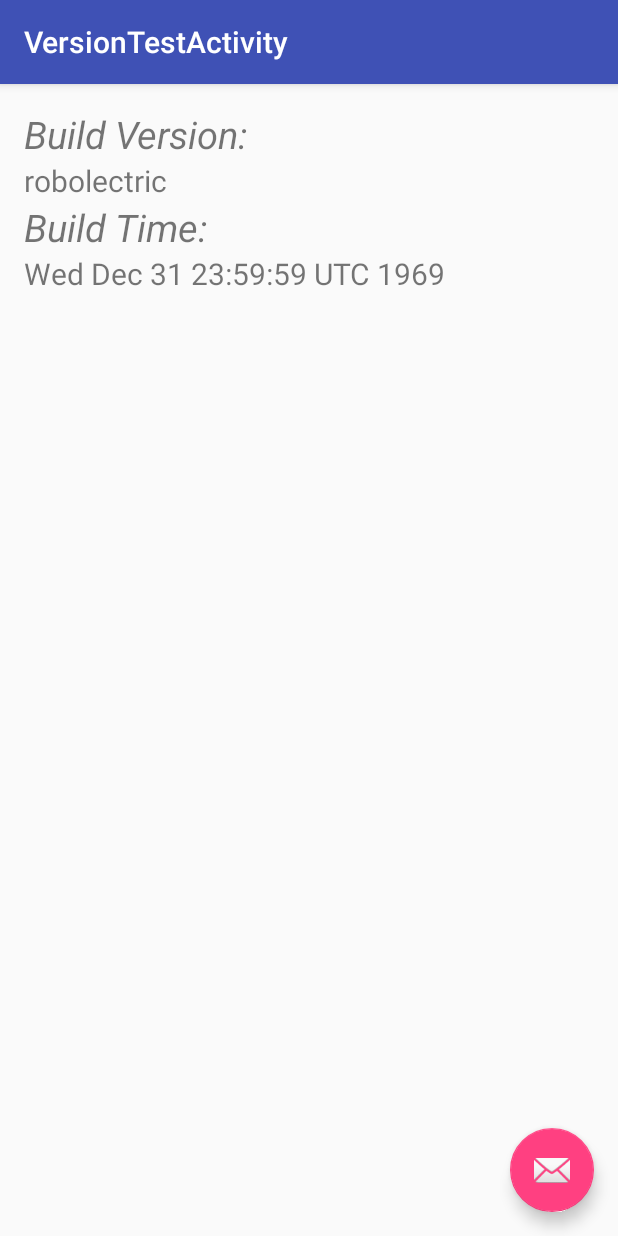
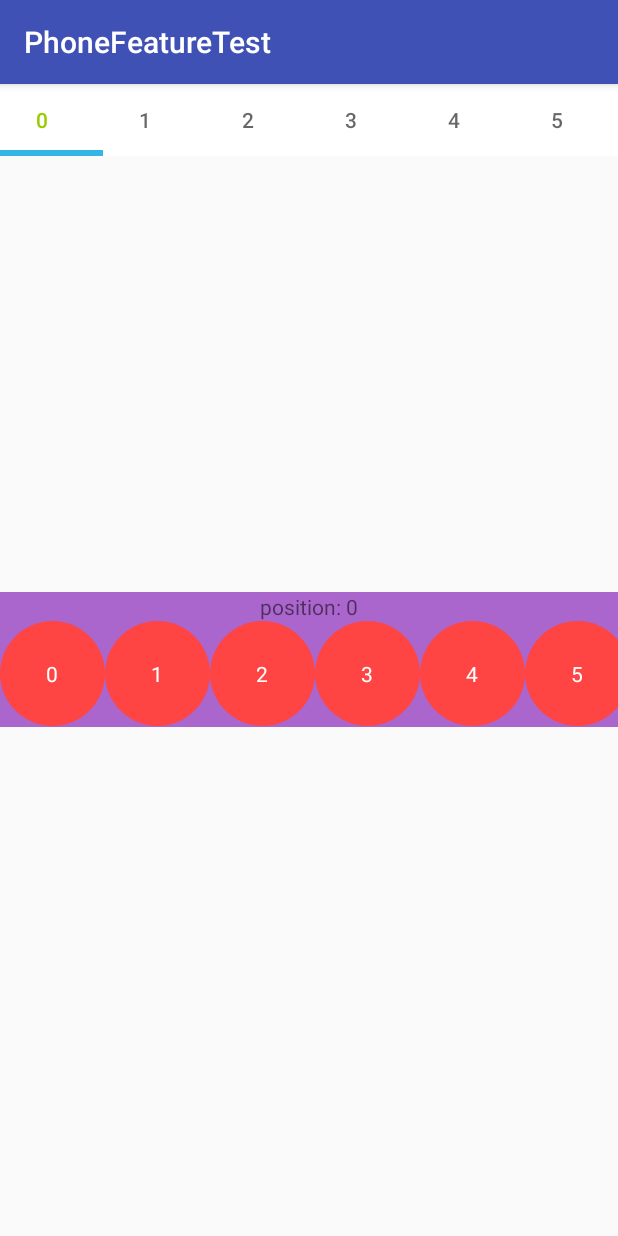
Before and after one commit to SummerRock/PhoneFeatureTest, an Android app: the screen it shows after launch (VersionTestActivity before the commit, ViewPagerActivity after it), after a tap on "test_dialog", on a phone screen of 412 x 824 dp. Run offline under Robolectric (Android 15) with nearby library versions, the phone set to English and light mode, and no system bars.

Commit message:
add tab test

```diff
--- a/app/build.gradle
+++ b/app/build.gradle
@@ -31,5 +31,6 @@ dependencies {
     implementation 'cn.bingoogolapple:bga-zxing:1.1.7@aar'
     implementation 'cn.bingoogolapple:bga-zbar:1.1.7@aar'
     implementation 'com.android.support.constraint:constraint-layout:1.1.3'
+    implementation 'android.arch.lifecycle:extensions:1.1.1'
     testImplementation 'junit:junit:4.12'
 }
--- a/app/src/main/AndroidManifest.xml
+++ b/app/src/main/AndroidManifest.xml
@@ -58,6 +58,7 @@
         <activity
             android:name=".testactivity.LaunchOrderTestActivity"
             android:launchMode="singleTop" />
+        <activity android:name=".viewpager.ViewPagerActivity"/>
     </application>
 
 </manifest>
--- a/app/src/main/java/com/example/yanxia/phonefeaturetest/MainActivity.java
+++ b/app/src/main/java/com/example/yanxia/phonefeaturetest/MainActivity.java
@@ -12,6 +12,7 @@ import com.example.yanxia.phonefeaturetest.testactivity.HandlerThreadActivity;
 import com.example.yanxia.phonefeaturetest.testactivity.LaunchOrderTestActivity;
 import com.example.yanxia.phonefeaturetest.testactivity.VersionTestActivity;
 import com.example.yanxia.phonefeaturetest.utils.Constant;
+import com.example.yanxia.phonefeaturetest.viewpager.ViewPagerActivity;
 
 import java.util.ArrayList;
 import java.util.List;
@@ -55,7 +56,7 @@ public class MainActivity extends AppCompatActivity {
                 startActivityWithNoAnim(RecyclerViewTestActivity.class);
                 break;
             case Constant.TEST_DIALOG:
-                startActivityWithNoAnim(VersionTestActivity.class);
+                startActivityWithNoAnim(ViewPagerActivity.class);
                 break;
             case Constant.TEST_HANDLER_THREAD:
                 startActivityWithNoAnim(HandlerThreadActivity.class);
--- a/app/src/main/java/com/example/yanxia/phonefeaturetest/TestClass.java
+++ b/app/src/main/java/com/example/yanxia/phonefeaturetest/TestClass.java
@@ -16,6 +16,9 @@ public class TestClass {
     //     return 0;
     // }
 
+    /**
+     * https://www.cnblogs.com/dolphin0520/p/3780005.html
+     */
     public static void mainTest() {
         Integer a = 1;
         Integer b = 2;
--- /dev/null
+++ b/app/src/main/java/com/example/yanxia/phonefeaturetest/viewpager/ViewPagerActivity.java
@@ -0,0 +1,23 @@
+package com.example.yanxia.phonefeaturetest.viewpager;
+
+import android.support.design.widget.TabLayout;
+import android.support.v4.view.ViewPager;
+import android.support.v7.app.AppCompatActivity;
+import android.os.Bundle;
+
+import com.example.yanxia.phonefeaturetest.R;
+import com.example.yanxia.phonefeaturetest.viewpager.ui.viewpager.ViewPagerTestAdapter;
+
+public class ViewPagerActivity extends AppCompatActivity {
+
+    @Override
+    protected void onCreate(Bundle savedInstanceState) {
+        super.onCreate(savedInstanceState);
+        setContentView(R.layout.view_pager_activity);
+        ViewPager viewPager = findViewById(R.id.test_view_pager);
+        viewPager.setAdapter(new ViewPagerTestAdapter(getSupportFragmentManager()));
+
+        TabLayout tabLayout = findViewById(R.id.view_pager_indicator);
+        tabLayout.setupWithViewPager(viewPager);
+    }
+}
--- /dev/null
+++ b/app/src/main/java/com/example/yanxia/phonefeaturetest/viewpager/ui/viewpager/ViewPagerFragment.java
@@ -0,0 +1,54 @@
+package com.example.yanxia.phonefeaturetest.viewpager.ui.viewpager;
+
+import android.os.Bundle;
+import android.support.annotation.NonNull;
+import android.support.annotation.Nullable;
+import android.support.v4.app.Fragment;
+import android.support.v7.widget.LinearLayoutManager;
+import android.support.v7.widget.RecyclerView;
+import android.view.LayoutInflater;
+import android.view.View;
+import android.view.ViewGroup;
+import android.widget.LinearLayout;
+import android.widget.TextView;
+
+import com.example.yanxia.phonefeaturetest.R;
+
+public class ViewPagerFragment extends Fragment {
+
+    private static final String KEY_GROUP_POSITION = "group_position";
+
+    private int groupPosition;
+
+    public static ViewPagerFragment newInstance(int position) {
+        ViewPagerFragment viewPagerFragment = new ViewPagerFragment();
+        Bundle args = new Bundle();
+        args.putInt(KEY_GROUP_POSITION, position);
+        viewPagerFragment.setArguments(args);
+        return viewPagerFragment;
+    }
+
+    @Override
+    public void onCreate(@Nullable Bundle savedInstanceState) {
+        super.onCreate(savedInstanceState);
+        groupPosition = getArguments().getInt(KEY_GROUP_POSITION, 0);
+    }
+
+    @Nullable
+    @Override
+    public View onCreateView(@NonNull LayoutInflater inflater, @Nullable ViewGroup container, @Nullable Bundle savedInstanceState) {
+        View rootView = inflater.inflate(R.layout.view_pager_fragment, container, false);
+        TextView textView = rootView.findViewById(R.id.test_fragment_position_tv);
+        textView.setText("position: " + String.valueOf(groupPosition));
+        RecyclerView recyclerView = rootView.findViewById(R.id.test_fragment_position_rv);
+        recyclerView.setAdapter(new ViewPagerTestRvAdapter());
+        recyclerView.setLayoutManager(new LinearLayoutManager(getContext(), LinearLayout.HORIZONTAL, false));
+        return rootView;
+    }
+
+    @Override
+    public void onActivityCreated(@Nullable Bundle savedInstanceState) {
+        super.onActivityCreated(savedInstanceState);
+    }
+
+}
--- /dev/null
+++ b/app/src/main/java/com/example/yanxia/phonefeaturetest/viewpager/ui/viewpager/ViewPagerTestAdapter.java
@@ -0,0 +1,37 @@
+package com.example.yanxia.phonefeaturetest.viewpager.ui.viewpager;
+
+import android.support.annotation.Nullable;
+import android.support.v4.app.Fragment;
+import android.support.v4.app.FragmentManager;
+import android.support.v4.app.FragmentStatePagerAdapter;
+
+import java.util.List;
+
+public class ViewPagerTestAdapter extends FragmentStatePagerAdapter {
+
+    public ViewPagerTestAdapter(FragmentManager fm) {
+        super(fm);
+    }
+
+    /**
+     * Return the Fragment associated with a specified position.
+     */
+    @Override
+    public Fragment getItem(int position) {
+        return ViewPagerFragment.newInstance(position);
+    }
+
+    /**
+     * Return the number of views available.
+     */
+    @Override
+    public int getCount() {
+        return 6;
+    }
+
+    @Nullable
+    @Override
+    public CharSequence getPageTitle(int position) {
+        return String.valueOf(position);
+    }
+}
--- /dev/null
+++ b/app/src/main/java/com/example/yanxia/phonefeaturetest/viewpager/ui/viewpager/ViewPagerTestRvAdapter.java
@@ -0,0 +1,52 @@
+package com.example.yanxia.phonefeaturetest.viewpager.ui.viewpager;
+
+import android.support.annotation.NonNull;
+import android.support.annotation.Nullable;
+import android.support.v7.widget.RecyclerView;
+import android.view.LayoutInflater;
+import android.view.View;
+import android.view.ViewGroup;
+import android.widget.ImageView;
+import android.widget.TextView;
+
+import com.example.yanxia.phonefeaturetest.R;
+import com.example.yanxia.phonefeaturetest.TestItem;
+
+import java.util.List;
+
+/**
+ * @author yanxia
+ * @date 2017/2/10
+ */
+
+public class ViewPagerTestRvAdapter extends RecyclerView.Adapter<ViewPagerTestRvAdapter.RoundViewHolder> {
+
+    ViewPagerTestRvAdapter() {
+    }
+
+    @NonNull
+    @Override
+    public RoundViewHolder onCreateViewHolder(@NonNull ViewGroup parent, int viewType) {
+        View view = LayoutInflater.from(parent.getContext()).inflate(R.layout.rv_circle_item, parent, false);
+        return new RoundViewHolder(view);
+    }
+
+    @Override
+    public void onBindViewHolder(@NonNull RoundViewHolder holder, int position) {
+        holder.testName.setText(String.valueOf(position));
+    }
+
+    @Override
+    public int getItemCount() {
+        return 20;
+    }
+
+    class RoundViewHolder extends RecyclerView.ViewHolder {
+        TextView testName;
+
+        RoundViewHolder(View view) {
+            super(view);
+            testName = view.findViewById(R.id.test_tv);
+        }
+    }
+}
--- /dev/null
+++ b/app/src/main/res/drawable/shape_circle.xml
@@ -0,0 +1,7 @@
+<?xml version="1.0" encoding="utf-8"?>
+<shape xmlns:android="http://schemas.android.com/apk/res/android"
+    android:shape="oval">
+
+    <solid android:color="@android:color/holo_red_light" />
+
+</shape>
--- /dev/null
+++ b/app/src/main/res/layout/rv_circle_item.xml
@@ -0,0 +1,18 @@
+<?xml version="1.0" encoding="utf-8"?>
+<FrameLayout xmlns:android="http://schemas.android.com/apk/res/android"
+    xmlns:tools="http://schemas.android.com/tools"
+    android:layout_width="70dp"
+    android:layout_height="70dp"
+    android:layout_gravity="center"
+    android:background="@drawable/shape_circle">
+
+    <android.support.v7.widget.AppCompatTextView
+        android:id="@+id/test_tv"
+        android:layout_width="wrap_content"
+        android:layout_height="wrap_content"
+        android:layout_gravity="center"
+        android:text="position"
+        android:textColor="@android:color/white"
+        tools:ignore="HardcodedText" />
+
+</FrameLayout>
--- /dev/null
+++ b/app/src/main/res/layout/view_pager_activity.xml
@@ -0,0 +1,27 @@
+<?xml version="1.0" encoding="utf-8"?>
+<FrameLayout xmlns:android="http://schemas.android.com/apk/res/android"
+    xmlns:app="http://schemas.android.com/apk/res-auto"
+    xmlns:tools="http://schemas.android.com/tools"
+    android:id="@+id/container"
+    android:layout_width="match_parent"
+    android:layout_height="match_parent"
+    tools:context=".viewpager.ViewPagerActivity">
+
+    <android.support.design.widget.TabLayout
+        android:id="@+id/view_pager_indicator"
+        android:layout_width="match_parent"
+        android:layout_height="wrap_content"
+        app:tabBackground="@android:color/white"
+        app:tabIndicatorColor="@android:color/holo_blue_light"
+        app:tabIndicatorGravity="bottom"
+        app:tabIndicatorHeight="4dp"
+        app:tabPaddingStart="0dp"
+        app:tabSelectedTextColor="@android:color/holo_green_light" />
+
+    <android.support.v4.view.ViewPager
+        android:id="@+id/test_view_pager"
+        android:layout_width="match_parent"
+        android:layout_height="90dp"
+        android:layout_gravity="center"
+        android:background="@android:color/holo_purple" />
+</FrameLayout>
--- /dev/null
+++ b/app/src/main/res/layout/view_pager_fragment.xml
@@ -0,0 +1,21 @@
+<?xml version="1.0" encoding="utf-8"?>
+<LinearLayout xmlns:android="http://schemas.android.com/apk/res/android"
+    xmlns:tools="http://schemas.android.com/tools"
+    android:id="@+id/viewpager"
+    android:layout_width="match_parent"
+    android:layout_height="match_parent"
+    android:orientation="vertical">
+
+    <TextView
+        android:id="@+id/test_fragment_position_tv"
+        android:layout_width="wrap_content"
+        android:layout_height="wrap_content"
+        android:layout_gravity="center_horizontal"
+        android:text="Position"
+        tools:ignore="HardcodedText" />
+
+    <android.support.v7.widget.RecyclerView
+        android:id="@+id/test_fragment_position_rv"
+        android:layout_width="match_parent"
+        android:layout_height="match_parent" />
+</LinearLayout>
```
